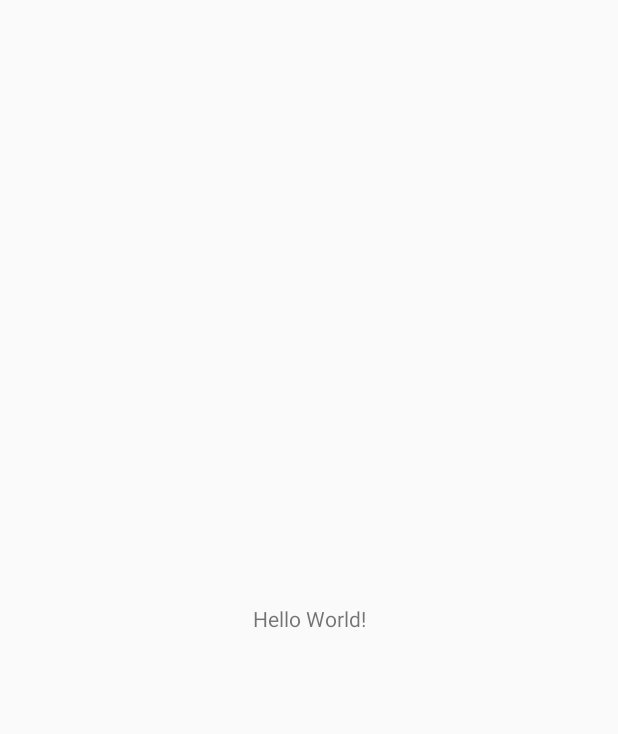
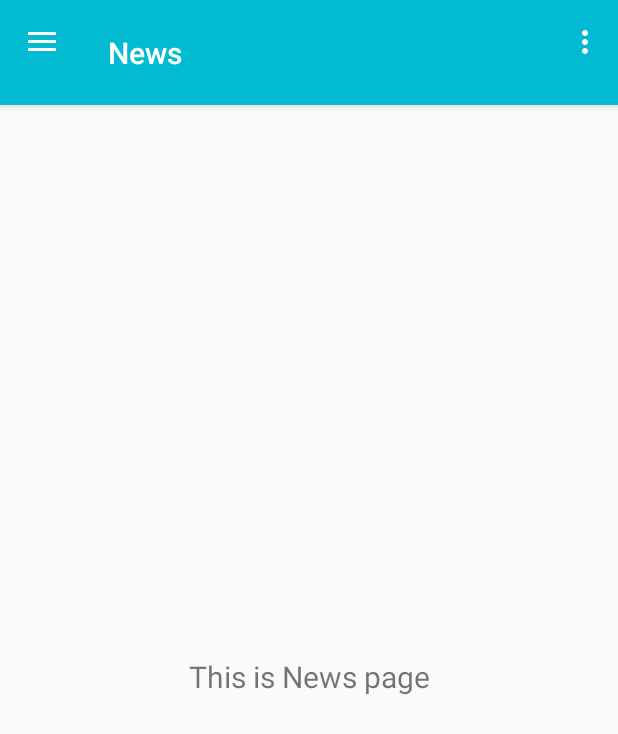
Before and after one commit to sarjona98/ASM_P2, an Android app: the screen it shows after launch (MainActivity), on a phone screen of 412 x 824 dp. Before the commit the part shown is almost empty. Shown: the top 734 px of the screen. Run offline under Robolectric (Android 15) with nearby library versions, the phone set to English and light mode, and no system bars; our stand-ins replace navigation-ui.

Commit message:
corregir error de actualización commit anterior

```diff
--- a/app/src/main/java/cat/urv/deim/asm/p2/common/MainActivity.java
+++ b/app/src/main/java/cat/urv/deim/asm/p2/common/MainActivity.java
@@ -1,14 +1,52 @@
 package cat.urv.deim.asm.p2.common;
 
+import android.os.Bundle;
+import android.view.Menu;
+
+import com.google.android.material.navigation.NavigationView;
+
+import androidx.navigation.NavController;
+import androidx.navigation.Navigation;
+import androidx.navigation.ui.AppBarConfiguration;
+import androidx.navigation.ui.NavigationUI;
+import androidx.drawerlayout.widget.DrawerLayout;
 import androidx.appcompat.app.AppCompatActivity;
-
-import android.os.Bundle;
+import androidx.appcompat.widget.Toolbar;
 
 public class MainActivity extends AppCompatActivity {
+
+    private AppBarConfiguration mAppBarConfiguration;
 
     @Override
     protected void onCreate(Bundle savedInstanceState) {
         super.onCreate(savedInstanceState);
         setContentView(R.layout.activity_main);
+        Toolbar toolbar = findViewById(R.id.toolbar);
+        setSupportActionBar(toolbar);
+        DrawerLayout drawer = findViewById(R.id.drawer_layout);
+        NavigationView navigationView = findViewById(R.id.nav_view);
+        // Passing each menu ID as a set of Ids because each
+        // menu should be considered as top level destinations.
+        mAppBarConfiguration = new AppBarConfiguration.Builder(
+                R.id.nav_home, R.id.nav_articles, R.id.nav_events)
+                .setDrawerLayout(drawer)
+                .build();
+        NavController navController = Navigation.findNavController(this, R.id.nav_host_fragment);
+        NavigationUI.setupActionBarWithNavController(this, navController, mAppBarConfiguration);
+        NavigationUI.setupWithNavController(navigationView, navController);
+    }
+
+    @Override
+    public boolean onCreateOptionsMenu(Menu menu) {
+        // Inflate the menu; this adds items to the action bar if it is present.
+        getMenuInflater().inflate(R.menu.main, menu);
+        return true;
+    }
+
+    @Override
+    public boolean onSupportNavigateUp() {
+        NavController navController = Navigation.findNavController(this, R.id.nav_host_fragment);
+        return NavigationUI.navigateUp(navController, mAppBarConfiguration)
+                || super.onSupportNavigateUp();
     }
 }
--- a/app/src/main/res/layout/activity_main.xml
+++ b/app/src/main/res/layout/activity_main.xml
@@ -1,18 +1,25 @@
 <?xml version="1.0" encoding="utf-8"?>
-<androidx.constraintlayout.widget.ConstraintLayout xmlns:android="http://schemas.android.com/apk/res/android"
+<androidx.drawerlayout.widget.DrawerLayout xmlns:android="http://schemas.android.com/apk/res/android"
     xmlns:app="http://schemas.android.com/apk/res-auto"
     xmlns:tools="http://schemas.android.com/tools"
+    android:id="@+id/drawer_layout"
     android:layout_width="match_parent"
     android:layout_height="match_parent"
-    tools:context=".MainActivity">
+    android:fitsSystemWindows="true"
+    tools:openDrawer="start">
 
-    <TextView
-        android:layout_width="wrap_content"
-        android:layout_height="wrap_content"
-        android:text="Hello World!"
-        app:layout_constraintBottom_toBottomOf="parent"
-        app:layout_constraintLeft_toLeftOf="parent"
-        app:layout_constraintRight_toRightOf="parent"
-        app:layout_constraintTop_toTopOf="parent" />
+    <include
+        layout="@layout/app_bar_main"
+        android:layout_width="match_parent"
+        android:layout_height="match_parent" />
 
-</androidx.constraintlayout.widget.ConstraintLayout>
+    <com.google.android.material.navigation.NavigationView
+        android:id="@+id/nav_view"
+        android:layout_width="350dp"
+        android:layout_height="match_parent"
+        android:layout_gravity="start"
+        android:fitsSystemWindows="true"
+        app:headerLayout="@layout/nav_header_main"
+        app:menu="@menu/activity_main_drawer" />
+
+</androidx.drawerlayout.widget.DrawerLayout>
```
